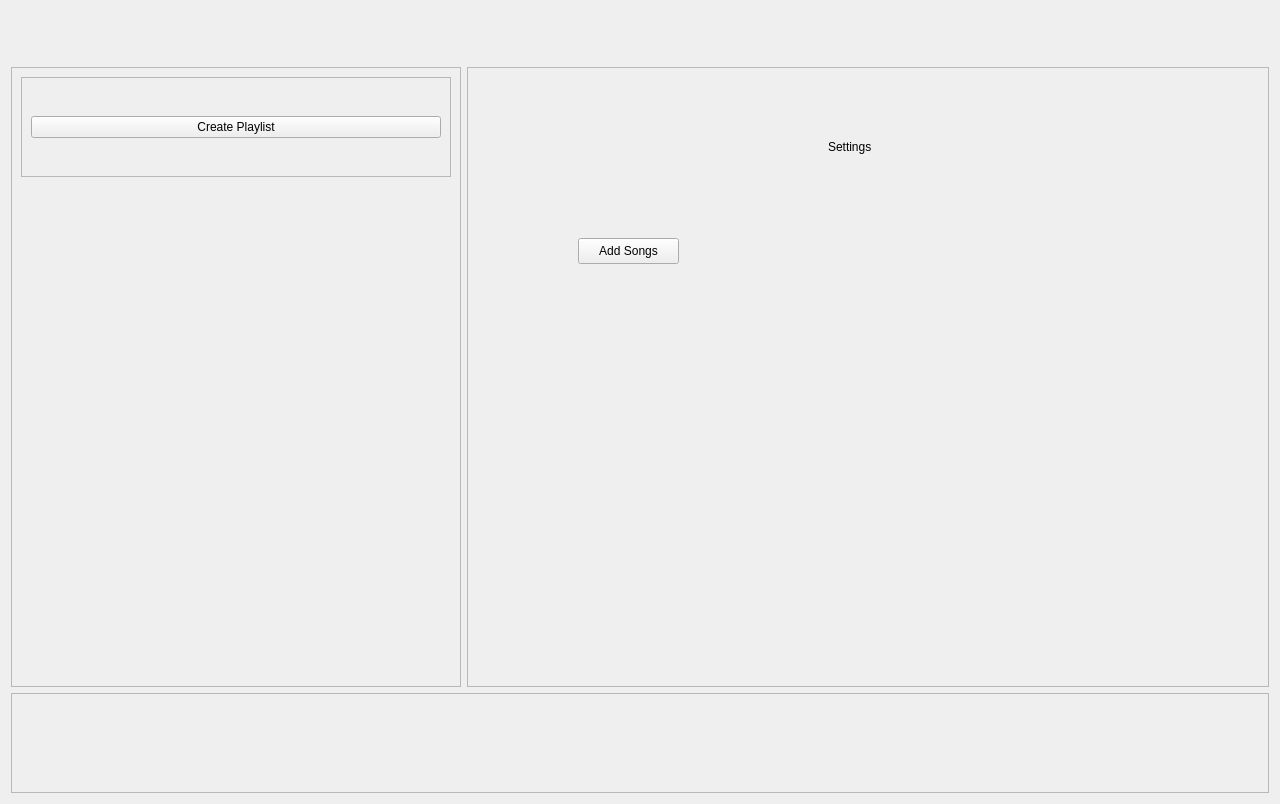
The window that SoundDrive/main.ui (Nmstr/SoundDrive) describes before a commit, drawn with Qt 5.
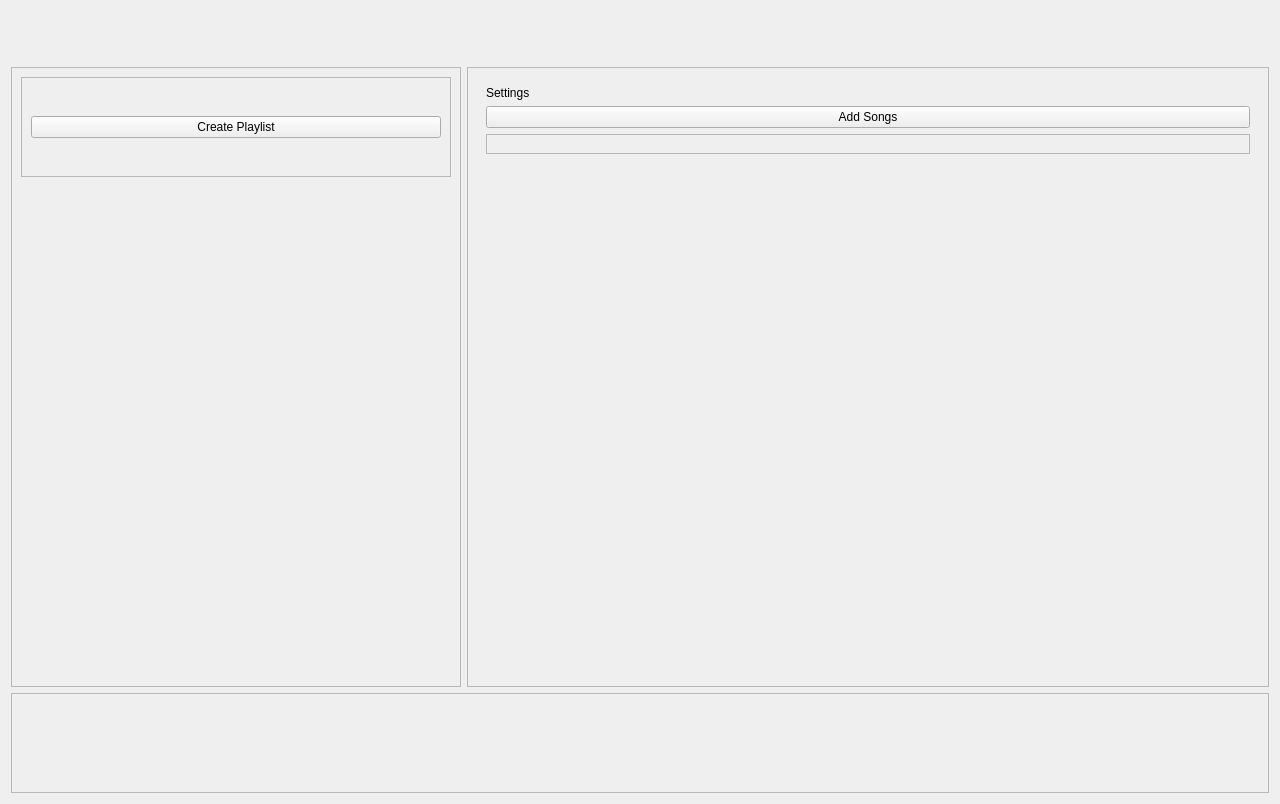
The same window after the commit. The open tabs and pages were chosen to show the change.

Commit message: music dirs now show up in settings

Diff of the .ui file:
```diff
--- a/SoundDrive/main.ui
+++ b/SoundDrive/main.ui
@@ -685,32 +685,68 @@
       </layout>
      </widget>
      <widget class="QWidget" name="settings_page">
+      <layout class="QVBoxLayout" name="verticalLayout_9">
+       <item>
+        <widget class="QScrollArea" name="settings_scroll">
+         <property name="frameShape">
+          <enum>QFrame::Shape::NoFrame</enum>
+         </property>
+         <property name="widgetResizable">
+          <bool>true</bool>
+         </property>
+         <widget class="QWidget" name="settings_scroll_content">
+          <property name="geometry">
+           <rect>
+            <x>0</x>
+            <y>0</y>
+            <width>786</width>
+            <height>604</height>
+           </rect>
+          </property>
+          <layout class="QVBoxLayout" name="verticalLayout_10">
+           <item>
       <widget class="QLabel" name="settings_label">
-       <property name="geometry">
-        <rect>
-         <x>360</x>
-         <y>70</y>
-         <width>58</width>
-         <height>18</height>
-        </rect>
-       </property>
        <property name="text">
         <string>Settings</string>
        </property>
       </widget>
+           </item>
+           <item>
       <widget class="QPushButton" name="add_songs_btn">
-       <property name="geometry">
-        <rect>
-         <x>110</x>
-         <y>170</y>
-         <width>101</width>
-         <height>26</height>
-        </rect>
-       </property>
        <property name="text">
         <string>Add Songs</string>
        </property>
       </widget>
+           </item>
+           <item>
+            <widget class="QFrame" name="music_dir_frame">
+             <property name="frameShape">
+              <enum>QFrame::Shape::StyledPanel</enum>
+             </property>
+             <property name="frameShadow">
+              <enum>QFrame::Shadow::Raised</enum>
+             </property>
+             <layout class="QVBoxLayout" name="verticalLayout_11"/>
+            </widget>
+           </item>
+           <item>
+            <spacer name="verticalSpacer_5">
+             <property name="orientation">
+              <enum>Qt::Orientation::Vertical</enum>
+             </property>
+             <property name="sizeHint" stdset="0">
+              <size>
+               <width>20</width>
+               <height>501</height>
+              </size>
+             </property>
+            </spacer>
+           </item>
+          </layout>
+         </widget>
+        </widget>
+       </item>
+      </layout>
      </widget>
      <widget class="QWidget" name="add_songs_page">
       <layout class="QVBoxLayout" name="verticalLayout_6">
```
Left out of the diff: 10 changed lines with no effect on the pictures. Lines whose indentation alone changed are shown as unchanged. The commit also changes 2 other files.
